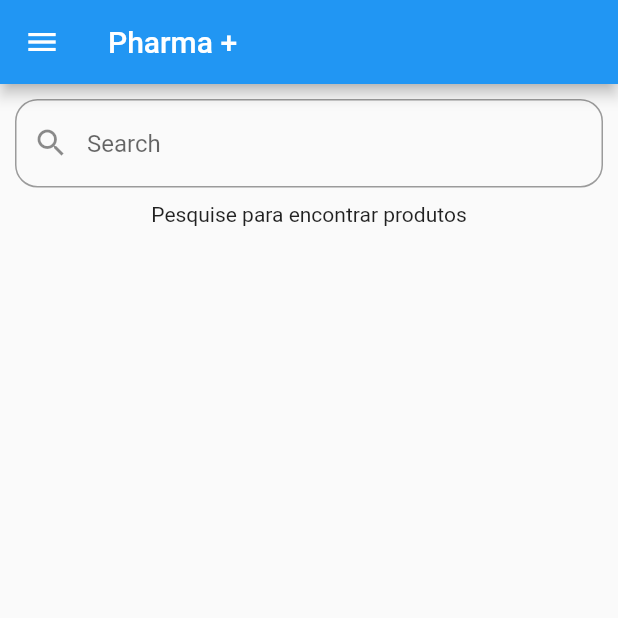
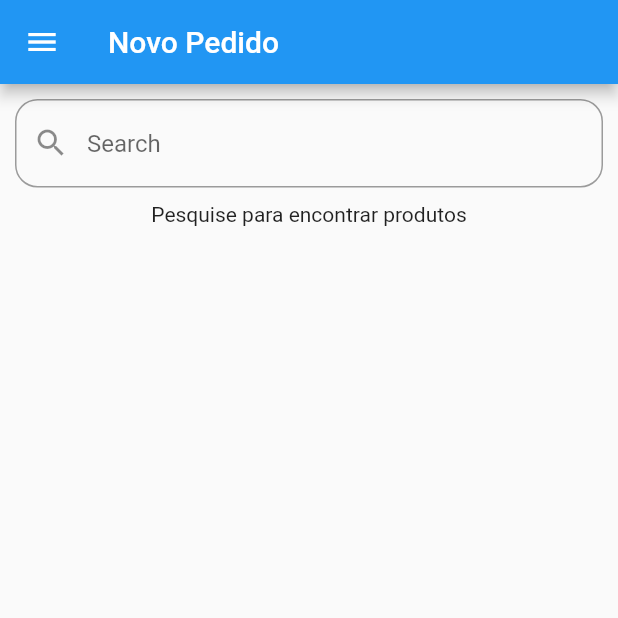
Before and after one commit to rrangelvargas/t1_inf1300, a Flutter app: the HomePage screen opened directly, in the side drawer, after a tap on "Novo Pedido", on a phone screen of 412 x 824 dp, the top half of it. Run offline on Flutter 3.47's test engine with Material 2 defaults, Android fonts, the phone set to English and light mode, and no system bars.

Commit message:
mudando a config do home

```diff
--- a/lib/home.dart
+++ b/lib/home.dart
@@ -1,11 +1,9 @@
 import 'package:flutter/material.dart';
 import 'package:t1_inf1300/newrequestfragment.dart';
-import 'package:t1_inf1300/cart.dart';
 import 'package:t1_inf1300/order.dart';
 import 'package:t1_inf1300/MyOrders.dart';
 
 class HomePage extends StatefulWidget {
-  String title = 'Pharma +';
   HomePage();
 
   @override
@@ -13,19 +11,16 @@ class HomePage extends StatefulWidget {
 }
 
 class _HomePageState extends State<HomePage> {
+  String title = 'Novo Pedido';
   int _selectedIndex = 0;
 
   @override
   Widget build(BuildContext context) {
     return Scaffold(
-      appBar: AppBar(title: Text(widget.title)),
+      appBar: AppBar(title: Text(title)),
       body: _getDrawerItem(_selectedIndex),
       drawer: Drawer(
-        // Add a ListView to the drawer. This ensures the user can scroll
-        // through the options in the drawer if there isn't enough vertical
-        // space to fit everything.
         child: ListView(
-          // Important: Remove any padding from the ListView.
           padding: EdgeInsets.zero,
           children: <Widget>[
             DrawerHeader(
@@ -37,13 +32,13 @@ class _HomePageState extends State<HomePage> {
             ListTile(
               title: Text('Novo Pedido'),
               onTap: () {
-                _onSelectItem(0);
+                _onSelectItem(0, 'Novo Pedido');
               },
             ),
             ListTile(
               title: Text('Meus Pedidos'),
               onTap: () {
-                _onSelectItem(1);
+                _onSelectItem(1, 'Meus Pedidos');
               },
             ),
             // ListTile(
@@ -55,7 +50,7 @@ class _HomePageState extends State<HomePage> {
             ListTile(
               title: Text('Sair'),
               onTap: () {
-                _onSelectItem(3);
+                _onSelectItem(3, '');
               },
             ),
           ],
@@ -69,16 +64,17 @@ class _HomePageState extends State<HomePage> {
       case 0:
         return new NewRequest();
       case 1:
-        return new Order();
+        return new MyOrders();
       case 2:
         return;
       case 3:
-        return MyOrders();
+        return;
     }
   }
 
-  _onSelectItem(int index) {
-    setState(() => _selectedIndex = index);
+  _onSelectItem(int index, String title) {
+    setState(() => {_selectedIndex = index});
+    setState(() => {this.title = title});
     Navigator.of(context).pop();
   }
 }
```
